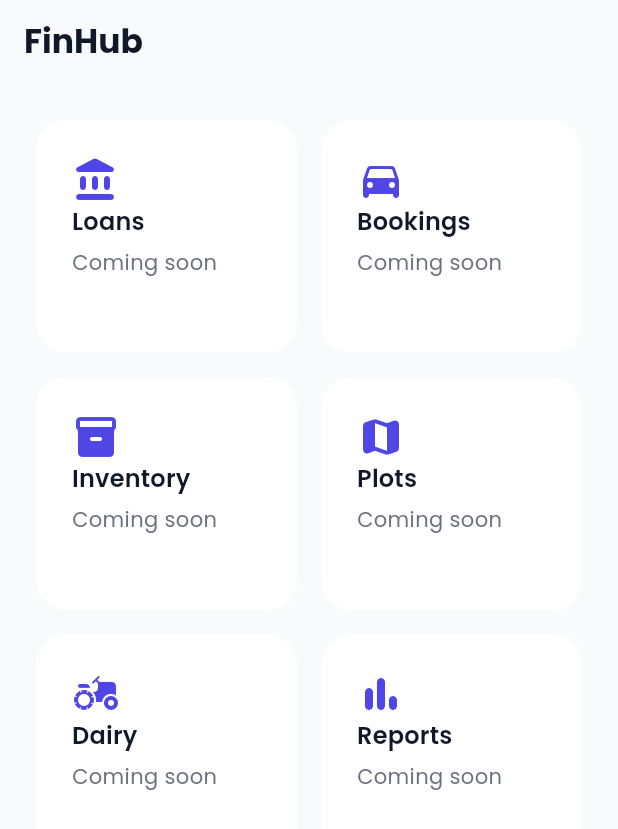
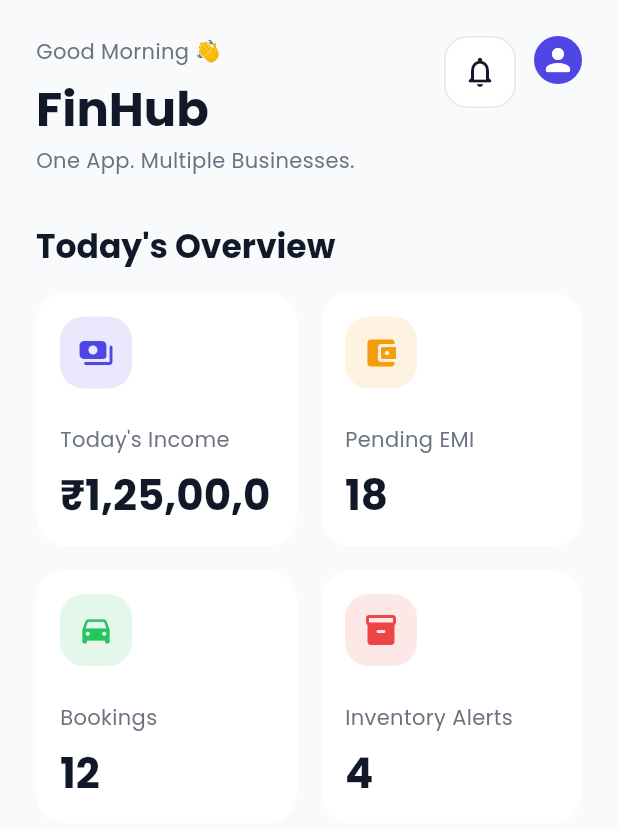
Before and after one commit to pawankr4560/flutterapp, a Flutter app: the DashboardPage screen opened by its route, on a phone screen of 412 x 824 dp. Shown: the top 829 px of the screen. Run offline on Flutter 3.47's test engine with Material 3 defaults, Android fonts, the phone set to English and light mode, and no system bars; our stand-ins replace file_picker, flutter_form_builder, flutter_riverpod, flutter_secure_storage, go_router, google_fonts; accounts and stored records are empty.

Commit message:
feat(dashboard): implement dashboard foundation

```diff
--- /dev/null
+++ b/lib/features/dashboard/domain/entities/dashboard_summary.dart
@@ -0,0 +1,14 @@
+/// Immutable dashboard overview metrics for FinHub.
+class DashboardSummary {
+  const DashboardSummary({
+    required this.totalIncome,
+    required this.pendingEmi,
+    required this.bookings,
+    required this.inventoryAlerts,
+  });
+
+  final int totalIncome;
+  final int pendingEmi;
+  final int bookings;
+  final int inventoryAlerts;
+}
--- a/lib/features/dashboard/presentation/pages/dashboard_page.dart
+++ b/lib/features/dashboard/presentation/pages/dashboard_page.dart
@@ -1,62 +1,95 @@
 import 'package:flutter/material.dart';
+import 'package:flutter_riverpod/flutter_riverpod.dart';
 
 import 'package:finhub/core/theme/app_colors.dart';
 import 'package:finhub/core/theme/app_text_styles.dart';
-import 'package:finhub/core/widgets/app_card.dart';
+import 'package:finhub/core/widgets/app_spacing.dart';
+import 'package:finhub/features/dashboard/presentation/providers/dashboard_provider.dart';
+import 'package:finhub/features/dashboard/presentation/widgets/dashboard_header.dart';
+import 'package:finhub/features/dashboard/presentation/widgets/overview_card.dart';
 
-/// Placeholder dashboard for the first FinHub business overview.
-class DashboardPage extends StatelessWidget {
+/// Dashboard foundation page for FinHub business overview metrics.
+class DashboardPage extends ConsumerWidget {
   const DashboardPage({super.key});
 
-  static const List<_DashboardModule> _modules = [
-    _DashboardModule('Loans', Icons.account_balance_rounded),
-    _DashboardModule('Bookings', Icons.directions_car_rounded),
-    _DashboardModule('Inventory', Icons.inventory_2_rounded),
-    _DashboardModule('Plots', Icons.map_rounded),
-    _DashboardModule('Dairy', Icons.agriculture_rounded),
-    _DashboardModule('Reports', Icons.bar_chart_rounded),
-  ];
+  @override
+  Widget build(BuildContext context, WidgetRef ref) {
+    final summary = ref.watch(dashboardSummaryProvider);
 
-  @override
-  Widget build(BuildContext context) {
     return Scaffold(
-      appBar: AppBar(title: const Text('FinHub')),
       body: SafeArea(
-        child: GridView.builder(
-          padding: const EdgeInsets.all(24),
-          itemCount: _modules.length,
-          gridDelegate: const SliverGridDelegateWithMaxCrossAxisExtent(
-            maxCrossAxisExtent: 220,
-            mainAxisSpacing: 16,
-            crossAxisSpacing: 16,
-            childAspectRatio: 1.12,
+        child: ListView(
+          padding: const EdgeInsets.all(AppSpacing.lg),
+          children: [
+            const DashboardHeader(),
+            const SizedBox(height: AppSpacing.xl),
+            Text(
+              "Today's Overview",
+              style: AppTextStyles.titleLarge(context),
             ),
-          itemBuilder: (context, index) {
-            final module = _modules[index];
-            return AppCard(
-              onTap: () {},
-              child: Column(
-                crossAxisAlignment: CrossAxisAlignment.start,
+            const SizedBox(height: AppSpacing.md),
+            LayoutBuilder(
+              builder: (context, constraints) {
+                final isTablet = constraints.maxWidth >= AppSpacing.xxl * 12;
+                final columns = isTablet ? 4 : 2;
+                final spacing = AppSpacing.md;
+                final cardWidth =
+                    (constraints.maxWidth - spacing * (columns - 1)) / columns;
+
+                return Wrap(
+                  spacing: spacing,
+                  runSpacing: spacing,
                   children: [
-                  Icon(module.icon, color: AppColors.primary, size: 32),
-                  const Spacer(),
-                  Text(module.title, style: AppTextStyles.titleMedium(context)),
-                  const SizedBox(height: 6),
-                  Text('Coming soon', style: AppTextStyles.bodyMedium(context)),
+                    OverviewCard(
+                      width: cardWidth,
+                      title: "Today's Income",
+                      value: _formatCurrency(summary.totalIncome),
+                      icon: Icons.payments_rounded,
+                      color: AppColors.primary,
+                    ),
+                    OverviewCard(
+                      width: cardWidth,
+                      title: 'Pending EMI',
+                      value: summary.pendingEmi.toString(),
+                      icon: Icons.account_balance_wallet_rounded,
+                      color: AppColors.warning,
+                    ),
+                    OverviewCard(
+                      width: cardWidth,
+                      title: 'Bookings',
+                      value: summary.bookings.toString(),
+                      icon: Icons.directions_car_rounded,
+                      color: AppColors.success,
+                    ),
+                    OverviewCard(
+                      width: cardWidth,
+                      title: 'Inventory Alerts',
+                      value: summary.inventoryAlerts.toString(),
+                      icon: Icons.inventory_2_rounded,
+                      color: AppColors.error,
+                    ),
                   ],
-              ),
                 );
               },
+            ),
+          ],
         ),
       ),
     );
   }
+
+  String _formatCurrency(int value) {
+    final text = value.toString();
+    final buffer = StringBuffer();
+
+    for (var index = 0; index < text.length; index++) {
+      final remaining = text.length - index;
+      buffer.write(text[index]);
+      if (remaining > 1 && remaining % 2 == 0) {
+        buffer.write(',');
+      }
     }
 
-/// Dashboard module metadata for placeholder tiles.
-class _DashboardModule {
-  const _DashboardModule(this.title, this.icon);
-
-  final String title;
-  final IconData icon;
+    return '₹$buffer';
   }
+}
--- /dev/null
+++ b/lib/features/dashboard/presentation/providers/dashboard_provider.dart
@@ -0,0 +1,13 @@
+import 'package:flutter_riverpod/flutter_riverpod.dart';
+
+import 'package:finhub/features/dashboard/domain/entities/dashboard_summary.dart';
+
+/// Provides mock dashboard summary metrics for the foundation UI.
+final dashboardSummaryProvider = Provider<DashboardSummary>((ref) {
+  return const DashboardSummary(
+    totalIncome: 125000,
+    pendingEmi: 18,
+    bookings: 12,
+    inventoryAlerts: 4,
+  );
+});
--- /dev/null
+++ b/lib/features/dashboard/presentation/widgets/dashboard_header.dart
@@ -0,0 +1,73 @@
+import 'package:flutter/material.dart';
+
+import 'package:finhub/core/theme/app_colors.dart';
+import 'package:finhub/core/theme/app_text_styles.dart';
+import 'package:finhub/core/widgets/app_radius.dart';
+import 'package:finhub/core/widgets/app_spacing.dart';
+
+/// Modern fintech dashboard header for the FinHub overview page.
+class DashboardHeader extends StatelessWidget {
+  const DashboardHeader({super.key});
+
+  @override
+  Widget build(BuildContext context) {
+    return Row(
+      crossAxisAlignment: CrossAxisAlignment.start,
+      children: [
+        Expanded(
+          child: Column(
+            crossAxisAlignment: CrossAxisAlignment.start,
+            children: [
+              Text('Good Morning 👋', style: AppTextStyles.bodyMedium(context)),
+              const SizedBox(height: AppSpacing.xs),
+              Text('FinHub', style: AppTextStyles.headlineLarge(context)),
+              const SizedBox(height: AppSpacing.xxs),
+              Text(
+                'One App. Multiple Businesses.',
+                style: AppTextStyles.bodyMedium(context),
+              ),
+            ],
+          ),
+        ),
+        const SizedBox(width: AppSpacing.md),
+        const _HeaderIconButton(icon: Icons.notifications_none_rounded),
+        const SizedBox(width: AppSpacing.sm),
+        const CircleAvatar(
+          radius: AppRadius.large,
+          backgroundColor: AppColors.primary,
+          foregroundColor: AppColors.surface,
+          child: Icon(Icons.person_rounded),
+        ),
+      ],
+    );
+  }
+}
+
+/// Compact icon action used in the dashboard header.
+class _HeaderIconButton extends StatelessWidget {
+  const _HeaderIconButton({required this.icon});
+
+  final IconData icon;
+
+  @override
+  Widget build(BuildContext context) {
+    return Material(
+      color: AppColors.surface,
+      borderRadius: BorderRadius.circular(AppRadius.large),
+      surfaceTintColor: AppColors.transparent,
+      child: InkWell(
+        onTap: () {},
+        borderRadius: BorderRadius.circular(AppRadius.large),
+        child: Container(
+          width: AppSpacing.xxl,
+          height: AppSpacing.xxl,
+          decoration: BoxDecoration(
+            borderRadius: BorderRadius.circular(AppRadius.large),
+            border: Border.all(color: AppColors.border),
+          ),
+          child: Icon(icon, color: AppColors.textPrimary),
+        ),
+      ),
+    );
+  }
+}
--- /dev/null
+++ b/lib/features/dashboard/presentation/widgets/overview_card.dart
@@ -0,0 +1,53 @@
+import 'package:flutter/material.dart';
+
+import 'package:finhub/core/theme/app_colors.dart';
+import 'package:finhub/core/theme/app_text_styles.dart';
+import 'package:finhub/core/widgets/app_card.dart';
+import 'package:finhub/core/widgets/app_radius.dart';
+import 'package:finhub/core/widgets/app_spacing.dart';
+
+/// Metric card used in the dashboard business overview section.
+class OverviewCard extends StatelessWidget {
+  const OverviewCard({
+    super.key,
+    required this.width,
+    required this.title,
+    required this.value,
+    required this.icon,
+    required this.color,
+  });
+
+  final double width;
+  final String title;
+  final String value;
+  final IconData icon;
+  final Color color;
+
+  @override
+  Widget build(BuildContext context) {
+    return SizedBox(
+      width: width,
+      child: AppCard(
+        padding: const EdgeInsets.all(AppSpacing.md),
+        child: Column(
+          crossAxisAlignment: CrossAxisAlignment.start,
+          children: [
+            Container(
+              width: AppSpacing.xxl,
+              height: AppSpacing.xxl,
+              decoration: BoxDecoration(
+                color: color.withValues(alpha: AppSpacing.xxs / AppSpacing.xl),
+                borderRadius: BorderRadius.circular(AppRadius.large),
+              ),
+              child: Icon(icon, color: color),
+            ),
+            const SizedBox(height: AppSpacing.lg),
+            Text(title, style: AppTextStyles.bodyMedium(context)),
+            const SizedBox(height: AppSpacing.xs),
+            Text(value, style: AppTextStyles.headlineMedium(context)),
+          ],
+        ),
+      ),
+    );
+  }
+}
```
Also changed, not shown: 1 other file. Lines whose indentation alone changed are shown as unchanged.
